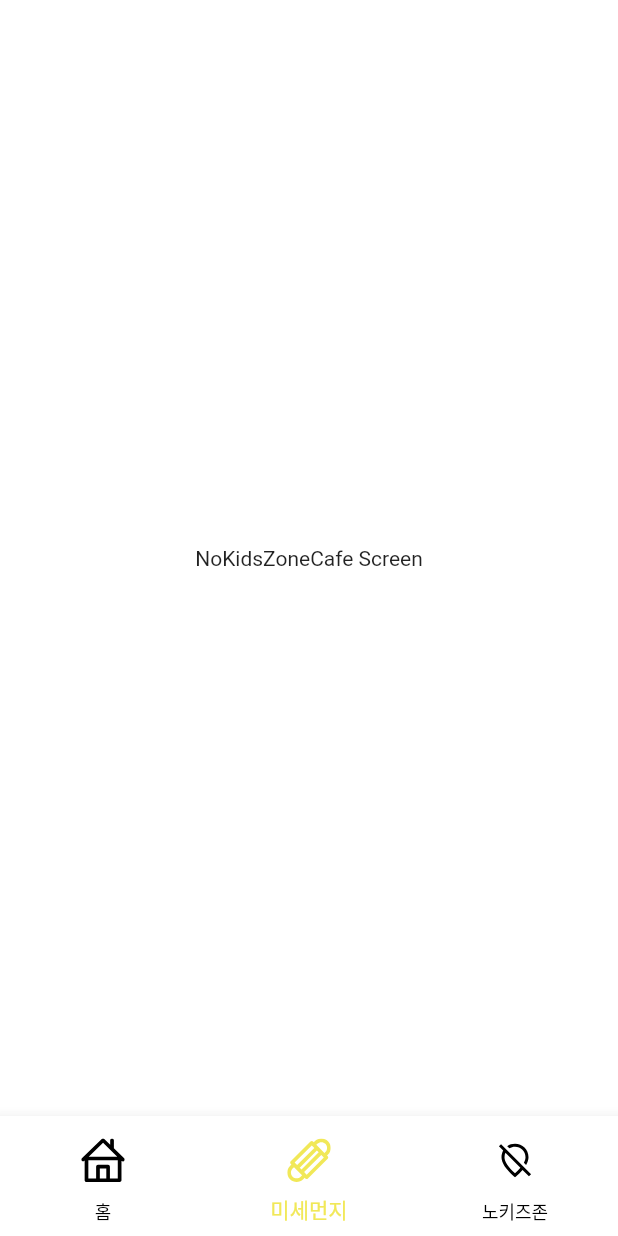
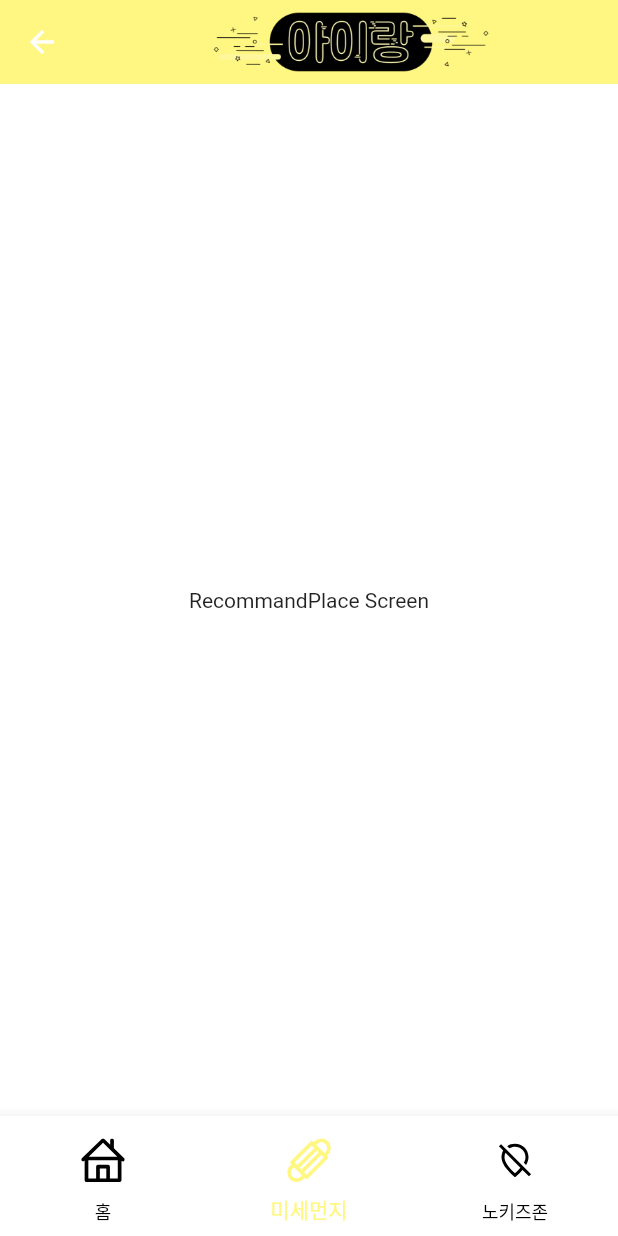
Before and after one commit to parkdohuni/2022-Hackathon, a Flutter app: the MainScreen screen opened by its route, item 2 of the bottom bar chosen, on a phone screen of 412 x 824 dp. Run offline on Flutter 3.47's test engine with Material 2 defaults, Android fonts, the phone set to English and light mode, and no system bars; our stand-ins replace flutter_svg, google_fonts.

Commit message:
change theme color

```diff
--- a/lib/constants.dart
+++ b/lib/constants.dart
@@ -1,5 +1,5 @@
 import 'package:flutter/material.dart';
 
-const kPrimaryColor = Color(0xfff1e858);
+const kPrimaryColor = Color(0xfffff782);
 const kSecondaryColor = Color(0xFF979797);
 const kTextColor = Color(0xFF757575);
--- a/lib/screen/weeklyDust/weeklyDust.dart
+++ b/lib/screen/weeklyDust/weeklyDust.dart
@@ -1,12 +1,27 @@
 import 'package:flutter/cupertino.dart';
+import 'package:flutter/material.dart';
 
 class WeeklyDust extends StatelessWidget {
   @override
   Widget build(BuildContext context) {
-    return Container(
-        child: Center(
-          child: Text("NoKidsZoneCafe Screen"),
-        )
+    return Scaffold(
+        appBar: AppBar(
+          title: Row(
+            mainAxisAlignment: MainAxisAlignment.center,
+            children: [
+              Image.asset(
+                'assets/icons/logo.png',
+                fit: BoxFit.contain,
+                height: 165,
+              ),
+            ],
+          ),
+        ),
+      body: Container(
+          child: Center(
+            child: Text("RecommandPlace Screen"),
+          )
+      ),
     );
   }
 }
```
Also changed, not shown: lib/screen/noKidsZoneCafe/noKidsZoneCafe.dart (+19 -4 lines).
